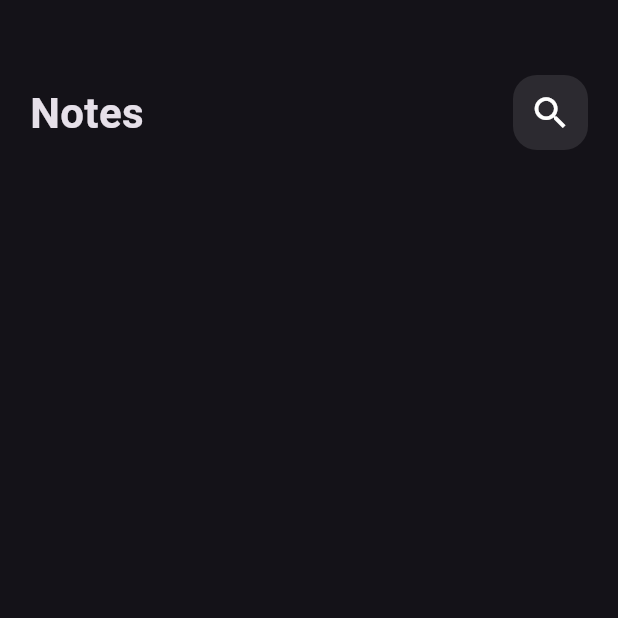
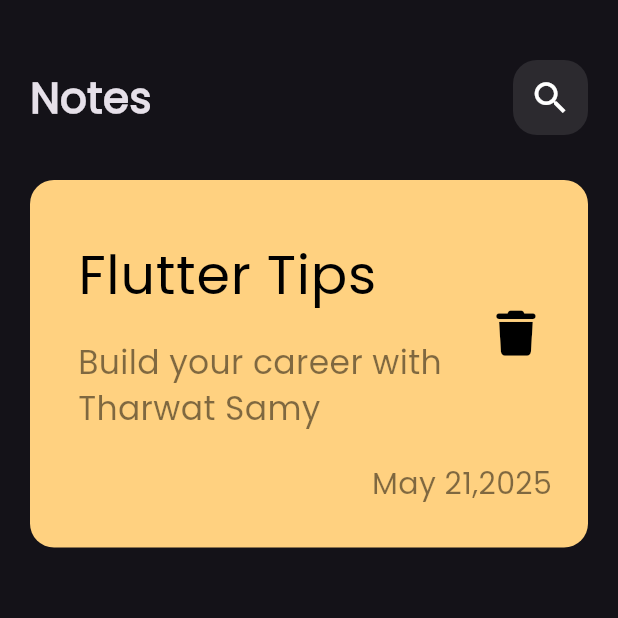
Before and after one commit to hebasalhien/notes_app, a Flutter app: the screen it shows after launch, on a phone screen of 412 x 824 dp, the top half of it. Run offline on Flutter 3.47's test engine with Material 3 defaults, Android fonts, the phone set to English and light mode, and no system bars; our stand-ins replace font_awesome_flutter.

Commit message:
create custom note item

```diff
--- a/lib/main.dart
+++ b/lib/main.dart
@@ -12,8 +12,8 @@ class NotesApp extends StatelessWidget {
   Widget build(BuildContext context) {
     return MaterialApp(
       debugShowCheckedModeBanner: false,
-      theme: ThemeData(brightness: Brightness.dark,),
-      home:const NotesView(),
+      theme: ThemeData(brightness: Brightness.dark, fontFamily: 'Poppins'),
+      home: const NotesView(),
     );
   }
 }
--- a/lib/widgets/custom_Search_icon.dart
+++ b/lib/widgets/custom_Search_icon.dart
@@ -16,7 +16,7 @@ class CustomSearchIcon extends StatelessWidget {
 
           borderRadius: BorderRadius.circular(16),
           shape: BoxShape.rectangle,
-          color: Colors.white.withOpacity(.1),
+          color: Colors.white.withValues(alpha: .1),
         ),
          alignment: Alignment.center,
         child: Icon(Icons.search,size: 28,),
--- a/lib/widgets/custom_app_bar.dart
+++ b/lib/widgets/custom_app_bar.dart
@@ -1,5 +1,5 @@
 import 'package:flutter/material.dart';
-import 'package:notes_app/widgets/custom_Search_icon.dart';
+import 'package:notes_app/widgets/custom_search_icon.dart';
 
 class CustomAppBar extends StatelessWidget {
   const CustomAppBar({super.key});
--- /dev/null
+++ b/lib/widgets/custom_note_item.dart
@@ -0,0 +1,52 @@
+import 'package:flutter/material.dart';
+import 'package:font_awesome_flutter/font_awesome_flutter.dart';
+
+class CustomNoteItem extends StatelessWidget {
+  const CustomNoteItem({super.key});
+  @override
+  Widget build(BuildContext context) {
+    return Container(
+      padding: EdgeInsets.only(top: 28, bottom: 28, left: 16),
+      decoration: BoxDecoration(
+        color: Colors.orangeAccent[100],
+        borderRadius: BorderRadius.circular(16),
+      ),
+      child: Column(
+        crossAxisAlignment: CrossAxisAlignment.end,
+
+        children: [
+          ListTile(
+            title: Text('Flutter Tips', style: TextStyle(fontSize: 36)),
+            subtitle: Padding(
+              padding: const EdgeInsets.only(top: 16),
+              child: Text(
+                'Build your career with Tharwat Samy',
+                style: TextStyle(
+                  fontSize: 22,
+                  color: Colors.black.withValues(alpha: .5),
+                ),
+              ),
+            ),
+            trailing: IconButton(
+              onPressed: () {},
+              icon: Icon(FontAwesomeIcons.trash, size: 30),
+            ),
+
+            textColor: Colors.black,
+            iconColor: Colors.black,
+          ),
+          Padding(
+            padding: const EdgeInsets.only(right: 24, top: 12),
+            child: Text(
+              'May 21,2025',
+              style: TextStyle(
+                fontSize: 20,
+                color: Colors.black.withValues(alpha: .5),
+              ),
+            ),
+          ),
+        ],
+      ),
+    );
+  }
+}
--- a/lib/widgets/notes_view_body.dart
+++ b/lib/widgets/notes_view_body.dart
@@ -1,5 +1,6 @@
 import 'package:flutter/material.dart';
 import 'package:notes_app/widgets/custom_app_bar.dart';
+import 'package:notes_app/widgets/custom_note_item.dart';
 
 class NotesViewBody extends StatelessWidget {
   const NotesViewBody({super.key});
@@ -8,7 +9,10 @@ class NotesViewBody extends StatelessWidget {
   Widget build(BuildContext context) {
     return Padding(
       padding: const EdgeInsets.symmetric(horizontal: 20),
-      child: Column(children: [SizedBox(height: 50), CustomAppBar(),]),
+      child: Column(
+        spacing: 30,
+        children: [SizedBox(height: 10), CustomAppBar(), CustomNoteItem()],
+      ),
     );
   }
 }
```
Also changed, not shown: pubspec.yaml (+7 -1 lines), assets/fonts/Poppins-Regular.ttf (added), pubspec.lock.
